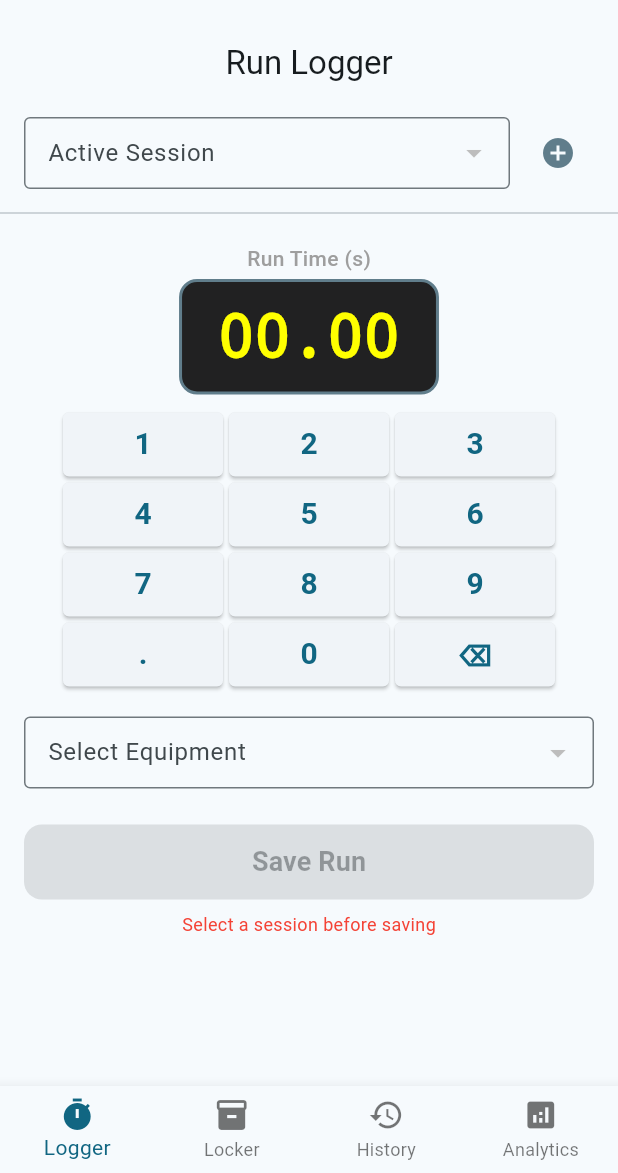
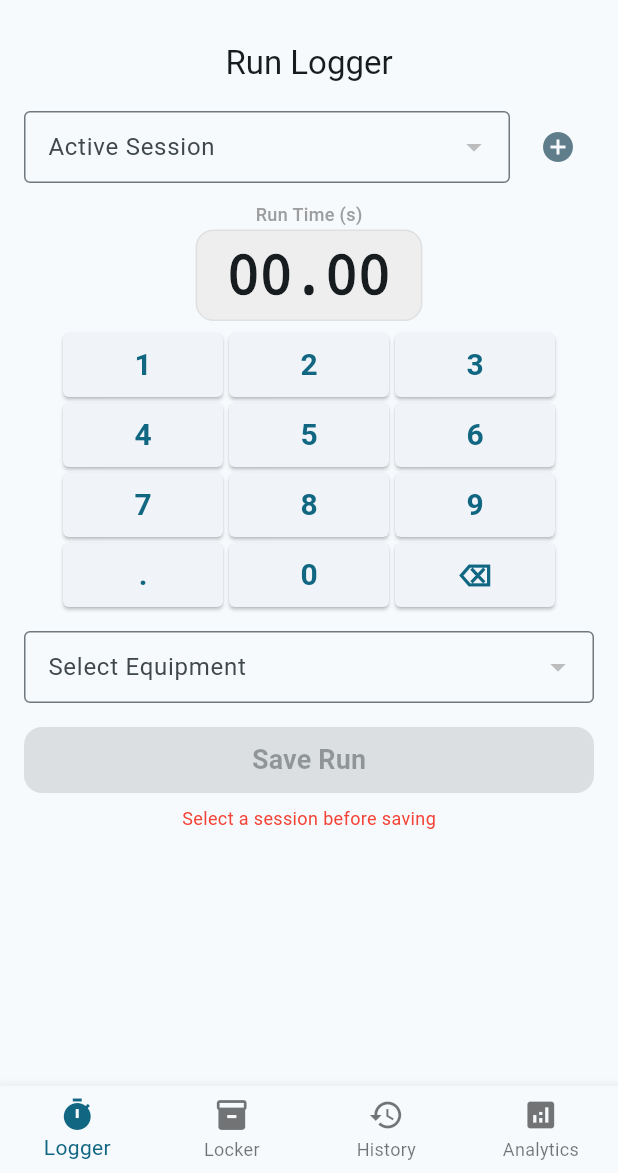
Before and after one commit to jjdavi23/Ski-Analytics-Tracker, a Flutter app: the screen it shows once a user with an empty profile is signed in, on a phone screen of 412 x 824 dp, the part 63-1236 px from its top. Run offline on Flutter 3.47's test engine with Material 3 defaults, Android fonts, the phone set to English and light mode, and no system bars; our stand-ins replace cloud_firestore, csv, firebase_auth, firebase_core, fl_chart, flutter_riverpod and 3 more; accounts and stored records are empty.

Commit message:
condensed run logger screen to fit on screen without needing to scroll

```diff
--- a/lib/screens/run_logger_screen.dart
+++ b/lib/screens/run_logger_screen.dart
@@ -52,7 +52,6 @@ class RunLoggerScreen extends ConsumerWidget {
 
             // --- Session Selector ---
             const logger.SessionSelector(),
-            const Divider(),
 
             // --- Time Display ---
             const RunTimeDisplay(),
@@ -67,17 +66,17 @@ class RunLoggerScreen extends ConsumerWidget {
               ),
             ),
 
-            const SizedBox(height: 20),
+            const SizedBox(height: 12),
 
             // --- Equipment Selector ---
             const EquipmentSelector(),
 
-            const SizedBox(height: 24),
+            const SizedBox(height: 12),
 
             // --- Save Button ---
             const SaveRunButton(),
 
-            const SizedBox(height: 40),
+            const SizedBox(height: 20),
           ],
         ),
       ),
--- a/lib/widgets/run_logger/equipment_selector.dart
+++ b/lib/widgets/run_logger/equipment_selector.dart
@@ -12,7 +12,7 @@ class EquipmentSelector extends ConsumerWidget {
     final loggerState = ref.watch(runLoggerControllerProvider);
 
     return Padding(
-      padding: const EdgeInsets.symmetric(horizontal: 16.0),
+      padding: const EdgeInsets.symmetric(horizontal: 16.0, vertical: 4.0),
       child: equipmentProfilesAsync.when(
         skipLoadingOnRefresh: true,
         data: (profiles) {
--- a/lib/widgets/run_logger/run_time_display.dart
+++ b/lib/widgets/run_logger/run_time_display.dart
@@ -10,29 +10,28 @@ class RunTimeDisplay extends ConsumerWidget {
     final timeDisplayStr = ref.watch(runLoggerControllerProvider.select((s) => s.timeInput));
 
     return Padding(
-      padding: const EdgeInsets.symmetric(vertical: 12.0),
+      padding: const EdgeInsets.symmetric(vertical: 8.0),
       child: Column(
         children: [
           const Text(
             'Run Time (s)',
             style: TextStyle(
-                fontSize: 14, color: Colors.grey, fontWeight: FontWeight.w500),
+                fontSize: 12, color: Colors.grey, fontWeight: FontWeight.w500),
           ),
-          const SizedBox(height: 4),
+          const SizedBox(height: 2),
           Container(
-            padding: const EdgeInsets.symmetric(horizontal: 24, vertical: 8),
+            padding: const EdgeInsets.symmetric(horizontal: 20, vertical: 4),
             decoration: BoxDecoration(
-              color: Colors.black87, // High contrast background
+              color: Colors.grey[200],
               borderRadius: BorderRadius.circular(12),
-              border: Border.all(color: Colors.blueGrey, width: 2),
+              border: Border.all(color: Colors.grey[300]!),
             ),
             child: Text(
               timeDisplayStr.isEmpty ? '00.00' : timeDisplayStr,
               style: const TextStyle(
-                fontSize: 40,
+                fontSize: 36,
                 fontWeight: FontWeight.bold,
                 fontFamily: 'Courier',
-                color: Colors.yellowAccent, // Bright text for sunlight readability
               ),
             ),
           ),
--- a/lib/widgets/run_logger/save_run_button.dart
+++ b/lib/widgets/run_logger/save_run_button.dart
@@ -18,7 +18,7 @@ class SaveRunButton extends ConsumerWidget {
           padding: const EdgeInsets.symmetric(horizontal: 16.0),
           child: SizedBox(
             width: double.infinity,
-            height: 50,
+            height: 44,
             child: ElevatedButton(
               onPressed: (activeSession == null || loggerState.isLoading)
                   ? null
--- a/lib/widgets/run_logger/session_selector.dart
+++ b/lib/widgets/run_logger/session_selector.dart
@@ -14,7 +14,7 @@ class SessionSelector extends ConsumerWidget {
     final activeSession = ref.watch(activeSessionProvider);
 
     return Padding(
-      padding: const EdgeInsets.symmetric(horizontal: 16.0, vertical: 8.0),
+      padding: const EdgeInsets.symmetric(horizontal: 16.0, vertical: 4.0),
       child: Row(
         children: [
           Expanded(
```
Also changed, not shown: 1 other file.
